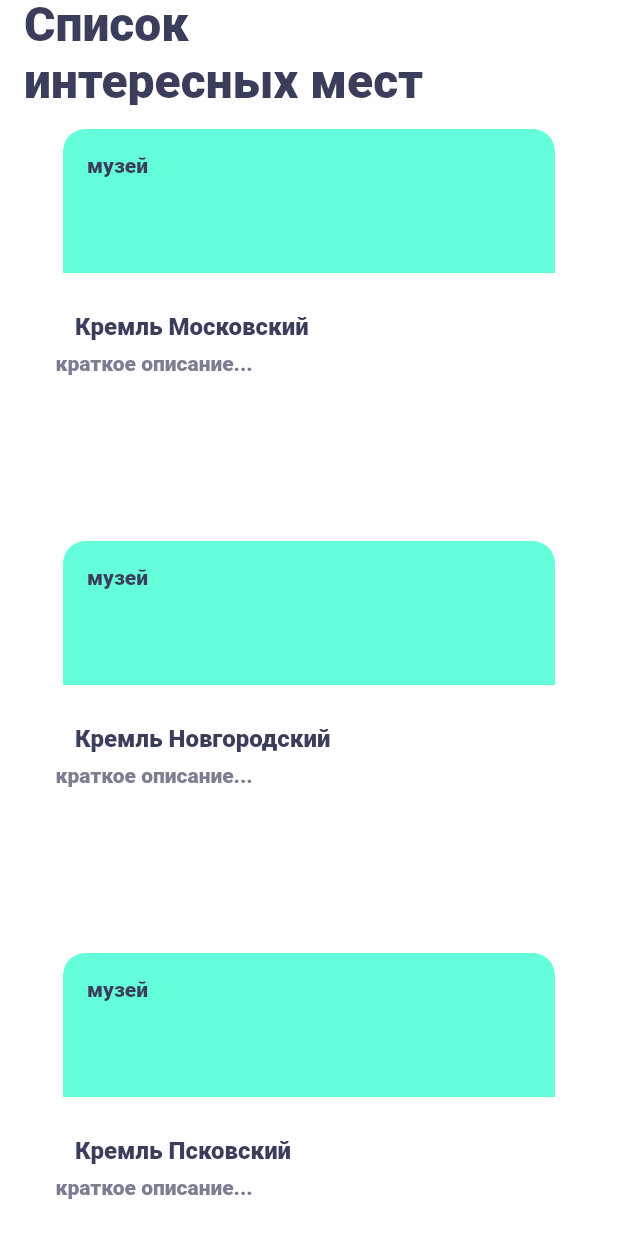
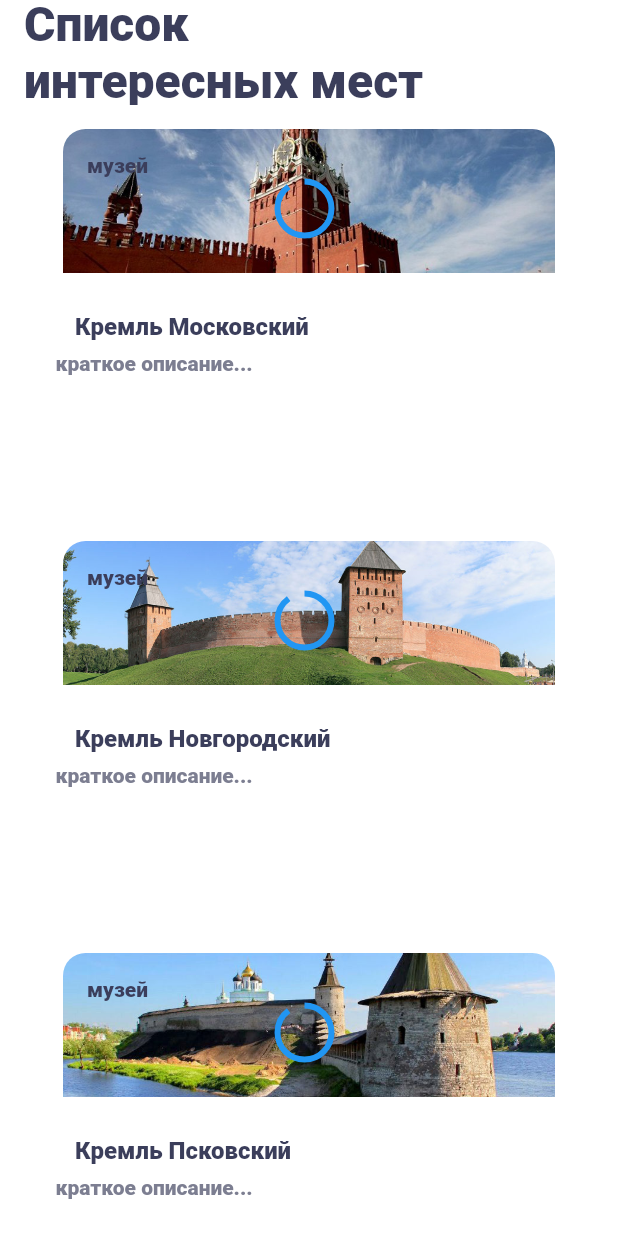
Before and after one commit to Dryksd/flutter-grigoriev-vitaly, a Flutter app: the screen it shows after launch, on a phone screen of 412 x 824 dp. Run offline on Flutter 3.47's test engine with Material 2 defaults, Android fonts, the phone set to English and light mode, and no system bars.

```diff
--- a/lib/domain/sight.dart
+++ b/lib/domain/sight.dart
@@ -7,6 +7,7 @@ class Sight {
   String url;
   String details;
   String type;
+  var image;
 
-  Sight(this.name, this.geoPosition, this.url, this.details, this.type);
+  Sight(this.name, this.geoPosition, this.url, this.details, this.type, this.image);
 }
--- a/lib/mocks.dart
+++ b/lib/mocks.dart
@@ -1,4 +1,9 @@
 import 'package:places/domain/sight.dart';
+import 'package:flutter/material.dart';
+
+var imageMoscow;
+var imageNovgorod;
+var imagePskov;
 
 final List mocks = [
   Sight(
@@ -6,15 +11,20 @@ final List mocks = [
       '12345',
       'https://',
       'музей с часами и укреплённыи стенами',
-      'музей'),
-  Sight('Кремль Новгородский',
+      'музей',
+      imageMoscow = 'assets/image/кремль_Москва.jpg'),
+  Sight(
+      'Кремль Новгородский',
       '12345',
       'https://',
       'жилой комплекс федерального значения на берегу реки, толщина стен 6 метров',
-      'музей'),
-  Sight('Кремль Псковский',
+      'музей',
+      imageNovgorod = 'assets/image/кремль_Новгород.jpg'),
+  Sight(
+      'Кремль Псковский',
       '12345',
       'https://',
       'жилой комплекс в центре Пскова один из 10 символов России',
-      'музей')
+      'музей',
+      imagePskov = 'assets/image/кремль_Псков.jpg')
 ];
--- a/lib/ui/screen/sight_card.dart
+++ b/lib/ui/screen/sight_card.dart
@@ -11,17 +11,28 @@ class SightCard extends StatelessWidget {
   @override
   Widget build(BuildContext context) {
     return AspectRatio(
-        aspectRatio: 3 / 2,  //Задание 3
+        aspectRatio: 3 / 2,
         child: Column(children: <Widget>[
           Container(
-            child: Container(
+              child: Stack(children: <Widget>[
+                Container(
                   child: Text(
                     (sight.type),
-                style:
-                    TextStyle(fontSize: 14.0, color: const Color(0xFF3B3E5B)),
+                    style: TextStyle(
+                        fontSize: 14.0, color: const Color(0xFF3B3E5B)),
                   ),
                   margin: EdgeInsets.fromLTRB(16.0, 16.0, 0.0, 0.0),
                 ),
+                Positioned(
+                  left: 143,
+                  top: 35,
+                  child: Container(
+                    child: CircularProgressIndicator( //прогресс индикатор
+                      value: 0.9,
+                    ),
+                  ),
+                )
+              ]),
               height: 96,
               width: 328,
               margin: EdgeInsets.fromLTRB(16.0, 16.0, 16.0, 0.0),
@@ -29,12 +40,12 @@ class SightCard extends StatelessWidget {
                   borderRadius: BorderRadius.only(
                       topLeft: Radius.circular(15.0),
                       topRight: Radius.circular(15.0)),
-                color: Colors.tealAccent),
-          ),
+                  image: DecorationImage( // картинка тут
+                      image: AssetImage(sight.image), fit: BoxFit.cover))),
           SizedBox(
             width: 328,
             height: 10,
-          ), //Задание №2
+          ),
           Column(children: <Widget>[
             Container(
               child: Text(
@@ -48,7 +59,6 @@ class SightCard extends StatelessWidget {
             ),
             Container(
               child: ConstrainedBox(
-                  //задание №1
                   constraints: BoxConstraints(
                       minWidth: 370,
                       minHeight: 70,
--- a/lib/ui/screen/sight_list_screen.dart
+++ b/lib/ui/screen/sight_list_screen.dart
@@ -15,7 +15,7 @@ class _SightListScreenState extends State<SightListScreen> {
     return Scaffold(
         backgroundColor: Colors.white,
         appBar: PreferredSize(
-            preferredSize: Size.fromHeight(70.0), //Задание №4
+            preferredSize: Size.fromHeight(70.0),
             child: AppBar(
               title: Text(
                 "Список\nинтересных мест",
@@ -25,7 +25,7 @@ class _SightListScreenState extends State<SightListScreen> {
                     fontSize: 32,
                     fontWeight: FontWeight.bold),
               ),
-              toolbarHeight: 120, //  высоту
+              toolbarHeight: 120,
               elevation: 0.0, //убрал тень
               backgroundColor: Colors.white,
             )),
--- a/pubspec.yaml
+++ b/pubspec.yaml
@@ -28,3 +28,8 @@ flutter:
       fonts:
         - asset: assets/res/Roboto/Roboto-Black.ttf
           weight: 100
+
+  assets:
+    - assets/image/кремль_Москва.jpg
+    - assets/image/кремль_Новгород.jpg
+    - assets/image/кремль_Псков.jpg
```
Also changed, not shown: lib/ui/screen/SightDetails.dart (+14 -6 lines), assets/image/кремль_Москва.jpg (added), assets/image/кремль_Новгород.jpg (added), assets/image/кремль_Псков.jpg (added). Lines whose indentation alone changed are shown as unchanged.
